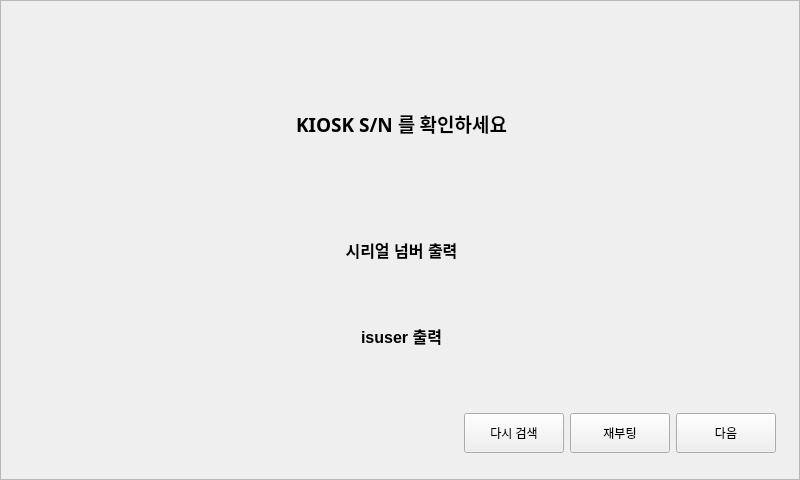
This is SN.ui in kangsy0058/NFC_2021_Kiosk as Qt 5 draws it before an edit. The edited form follows.
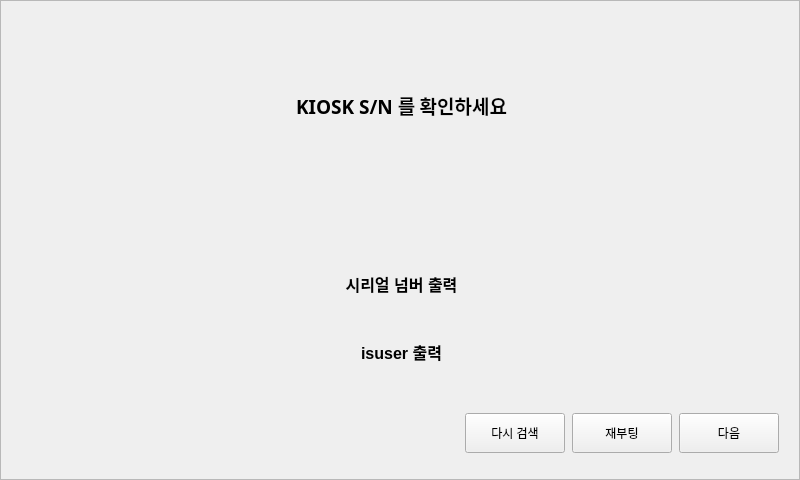
This is the edited form. Icons and pictures are not drawn.

Commit message: - 수정     1. sn.ui 로딩이미지 크기     2. main.py tag시 음성 추가     3. 동영상 촬영 > nfc.ui 장소 입력값 변경

The edit to the form file:
```diff
--- a/SN.ui
+++ b/SN.ui
@@ -109,7 +109,7 @@
        <property name="minimumSize">
         <size>
          <width>0</width>
-         <height>50</height>
+         <height>120</height>
         </size>
        </property>
        <property name="maximumSize">
@@ -170,12 +170,12 @@
      </item>
     </layout>
    </widget>
-   <widget class="QWidget" name="">
+   <widget class="QWidget" name="layoutWidget">
     <property name="geometry">
      <rect>
       <x>464</x>
       <y>382</y>
-      <width>314</width>
+      <width>316</width>
       <height>102</height>
      </rect>
     </property>
```
The commit also changes 2 other files.
